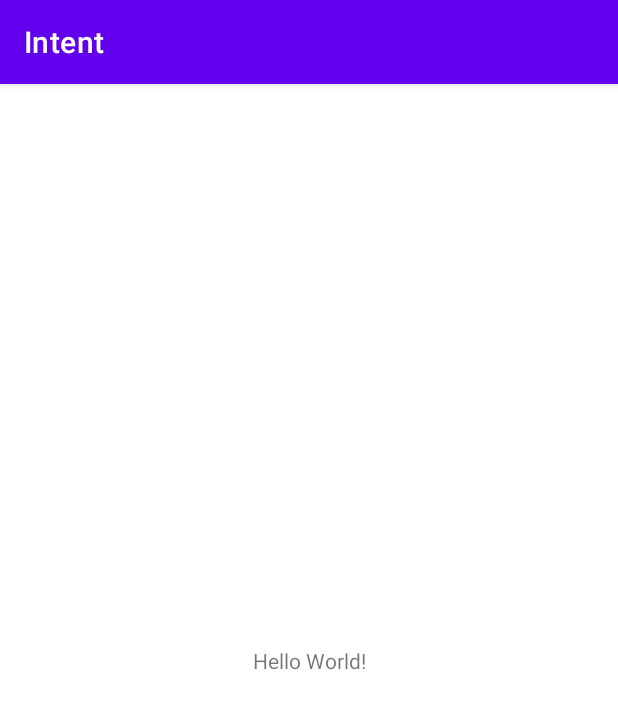
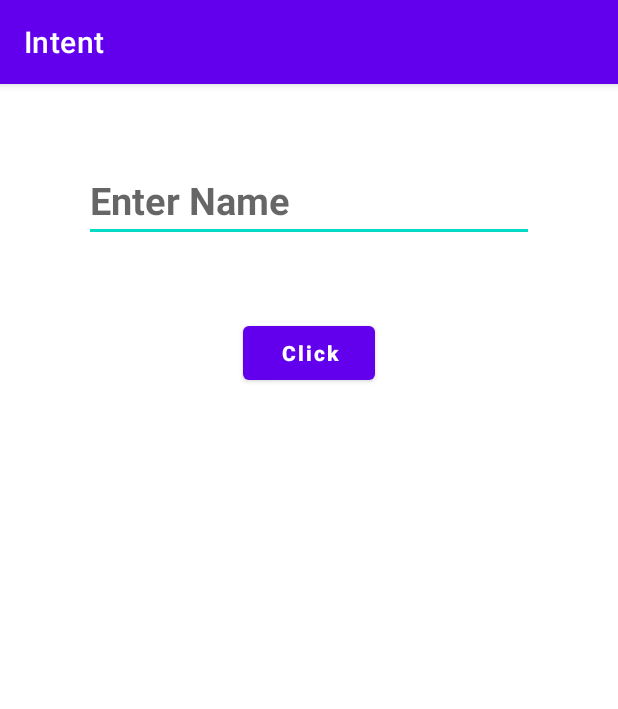
Before and after one commit to parthshah15111998/Intent, an Android app: the screen it shows after launch (MainActivity), on a phone screen of 412 x 824 dp. Shown: the top 709 px of the screen. Run offline under Robolectric (Android 15) with nearby library versions, the phone set to English and light mode, and no system bars.

Commit message:
Explicit Intent Done,onBackPress Done,passData one Activity to second activity

```diff
--- a/app/src/main/java/com/example/intent/MainActivity.kt
+++ b/app/src/main/java/com/example/intent/MainActivity.kt
@@ -1,11 +1,39 @@
- package com.example.intent
+package com.example.intent
 
+import android.content.Intent
+import android.os.Bundle
+import android.widget.Button
+import android.widget.EditText
+import android.widget.Toast
+import androidx.appcompat.app.AlertDialog
 import androidx.appcompat.app.AppCompatActivity
-import android.os.Bundle
+
 
 class MainActivity : AppCompatActivity() {
+    private var backPressedTime: Long = 0
+    private var backToast: Toast? = null
     override fun onCreate(savedInstanceState: Bundle?) {
         super.onCreate(savedInstanceState)
         setContentView(R.layout.activity_main)
+        var send_text=findViewById<EditText>(R.id.send_text_id)
+        var send_button=findViewById<Button>(R.id.send_button_id)
+        send_button.setOnClickListener {
+            val str = send_text.text.toString()
+            val intent=Intent(this,Second_activity::class.java)
+            intent.putExtra("key",str)
+            startActivity(intent)
+        }
+
+    }
+
+    override fun onBackPressed() {
+    if (backPressedTime + 2000 > System.currentTimeMillis()){
+        backToast?.cancel()
+        super.onBackPressed()
+        return
+    }else{
+        Toast.makeText(this,"Press Again to exit",Toast.LENGTH_LONG).show()
+    }
+        backPressedTime=System.currentTimeMillis()
     }
 }
--- a/app/src/main/res/layout/activity_main.xml
+++ b/app/src/main/res/layout/activity_main.xml
@@ -6,13 +6,30 @@
     android:layout_height="match_parent"
     tools:context=".MainActivity">
 
-    <TextView
+    <EditText
+        android:id="@+id/send_text_id"
+        android:layout_width="300dp"
+        android:layout_height="wrap_content"
+        android:hint="Enter Name"
+        android:textSize="25dp"
+        android:textStyle="bold"
+        android:layout_marginTop="50dp"
+        app:layout_constraintEnd_toEndOf="parent"
+        app:layout_constraintStart_toStartOf="parent"
+        app:layout_constraintTop_toTopOf="parent"
+        tools:ignore="MissingConstraints" />
+
+    <Button
+        android:id="@+id/send_button_id"
         android:layout_width="wrap_content"
         android:layout_height="wrap_content"
-        android:text="Hello World!"
-        app:layout_constraintBottom_toBottomOf="parent"
-        app:layout_constraintLeft_toLeftOf="parent"
-        app:layout_constraintRight_toRightOf="parent"
-        app:layout_constraintTop_toTopOf="parent" />
+        android:text="Click"
+        android:textAllCaps="false"
+        android:textStyle="bold"
+        android:layout_marginTop="50dp"
+        app:layout_constraintEnd_toEndOf="parent"
+        app:layout_constraintStart_toStartOf="parent"
+        app:layout_constraintTop_toBottomOf="@+id/send_text_id"
+        tools:ignore="MissingConstraints" />
 
 </androidx.constraintlayout.widget.ConstraintLayout>
```
Also changed, not shown: app/src/main/AndroidManifest.xml (+8 -0 lines).
